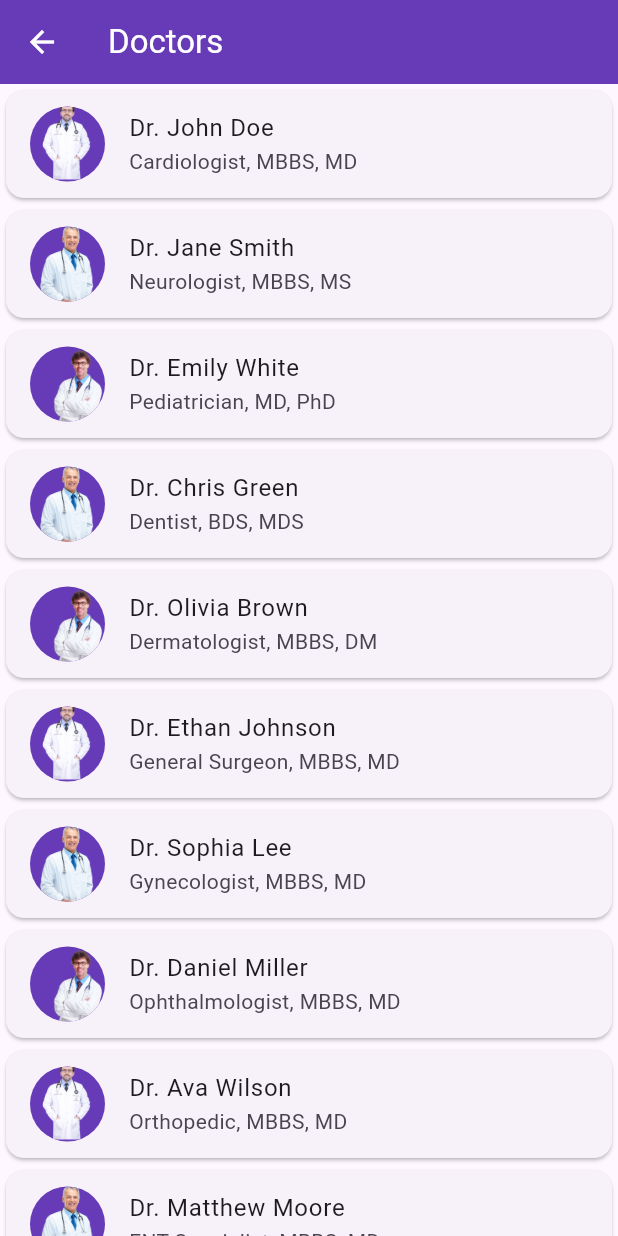
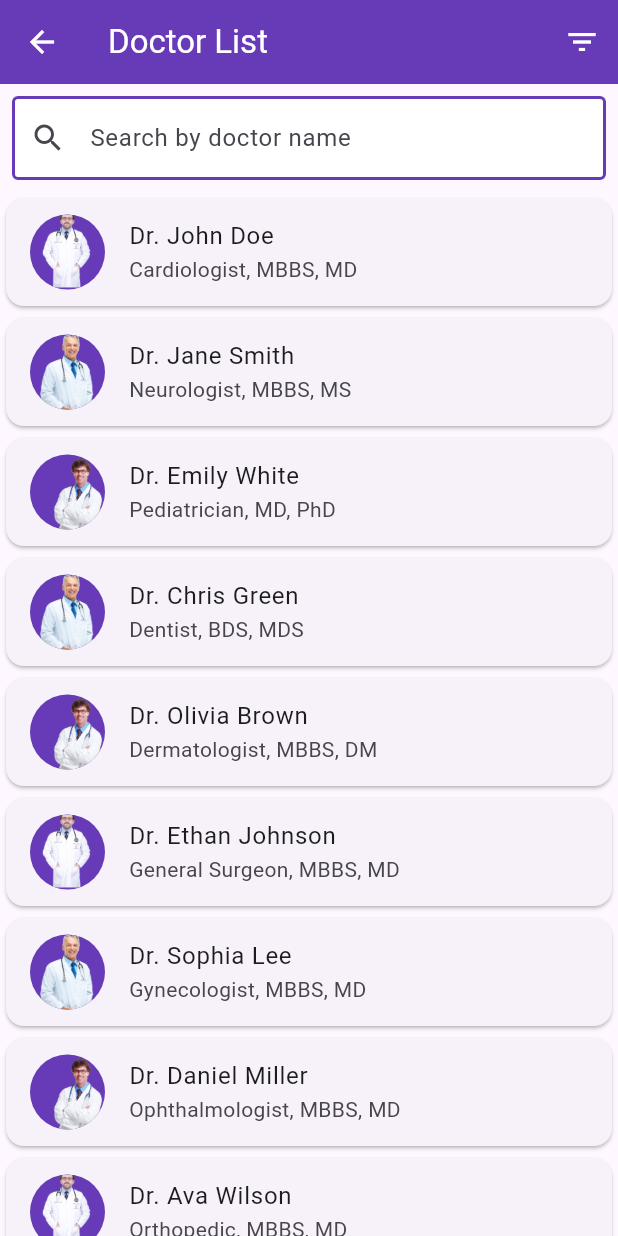
Before and after one commit to gokulvijayanand/healthcareapp, a Flutter app: the screen it shows after launch, after a tap on "Doctor", on a phone screen of 412 x 824 dp. Run offline on Flutter 3.47's test engine with Material 3 defaults, Android fonts, the phone set to English and light mode, and no system bars; our stand-ins replace lottie.

Commit message:
search bar corrected

```diff
--- a/assets/data/doctors.json
+++ b/assets/data/doctors.json
@@ -91,7 +91,7 @@
   },
   {
     "id": "11",
-    "name": "Dr. Olivia Brown",
+    "name": "Dr. Vijayanand",
     "qualification": "MBBS, DM",
     "specialization": "Dermatologist",
     "image": "assets/images/doctor_4.png",
--- a/lib/screens/doctors_list_page.dart
+++ b/lib/screens/doctors_list_page.dart
@@ -2,7 +2,7 @@ import 'dart:convert';
 import 'package:flutter/material.dart';
 import 'package:flutter/services.dart';
 import '../models/doctor.dart';
-import 'doctor_detail_page.dart'; // Ensure this import is correct
+import 'doctor_detail_page.dart'; // Ensure this import path is correct
 
 class DoctorsListPage extends StatefulWidget {
   final String? specialization;
@@ -15,17 +15,28 @@ class DoctorsListPage extends StatefulWidget {
 
 class _DoctorsListPageState extends State<DoctorsListPage> {
   List<Doctor> _doctors = [];
+  List<Doctor> _filteredDoctors = []; // For search results
+  TextEditingController _searchController = TextEditingController();
 
   @override
   void initState() {
     super.initState();
     loadDoctorsData();
+    _searchController.addListener(_onSearchChanged);
+  }
+
+  @override
+  void dispose() {
+    _searchController.dispose();
+    super.dispose();
   }
 
   Future<void> loadDoctorsData() async {
-    final String response = await rootBundle.loadString('assets/data/doctors.json');
+    final String response =
+        await rootBundle.loadString('assets/data/doctors.json');
     final List<dynamic> data = json.decode(response);
-    List<Doctor> loadedDoctors = data.map((data) => Doctor.fromJson(data)).toList();
+    List<Doctor> loadedDoctors =
+        data.map((data) => Doctor.fromJson(data)).toList();
 
     if (widget.specialization != null) {
       loadedDoctors = loadedDoctors
@@ -35,19 +46,72 @@ class _DoctorsListPageState extends State<DoctorsListPage> {
 
     setState(() {
       _doctors = loadedDoctors;
+      _filteredDoctors = loadedDoctors; // Initialize with all doctors
     });
+  }
+
+  void _onSearchChanged() {
+    _filterDoctors(_searchController.text);
+  }
+
+  void _filterDoctors(String query) {
+    final filteredDoctors = _doctors.where((doctor) {
+      final doctorNameLower = doctor.name.toLowerCase();
+      final searchLower = query.toLowerCase();
+
+      return doctorNameLower.contains(searchLower);
+    }).toList();
+
+    setState(() {
+      _filteredDoctors = filteredDoctors;
+    });
+  }
+
+  Widget _buildSearchBar() {
+    return Padding(
+      padding: const EdgeInsets.all(8.0),
+      child: TextField(
+        controller: _searchController,
+        decoration: new InputDecoration(
+          enabledBorder: const OutlineInputBorder(
+            borderSide: const BorderSide(color: Colors.deepPurple, width: 2.0),
+          ),
+          hintText: 'Search by doctor name',
+          fillColor: Colors.white,
+          filled: true,
+          prefixIcon: Icon(Icons.search),
+          border: OutlineInputBorder(
+            borderRadius: BorderRadius.circular(25.0),
+            borderSide: BorderSide.none,
+          ),
+        ),
+      ),
+    );
   }
 
   @override
   Widget build(BuildContext context) {
     return Scaffold(
       appBar: AppBar(
-        title: Text(widget.specialization ?? 'Doctors'),
+        title: Text('Doctor List'),
+        backgroundColor: Colors.deepPurple,
+        actions: <Widget>[
+          IconButton(
+            icon: Icon(Icons.filter_list, color: Colors.white),
+            onPressed: () {
+              // Implement your filter logic or show a filter dialog
+            },
           ),
-      body: ListView.builder(
-        itemCount: _doctors.length,
+        ],
+      ),
+      body: Column(
+        children: <Widget>[
+          _buildSearchBar(),
+          Expanded(
+            child: ListView.builder(
+              itemCount: _filteredDoctors.length,
               itemBuilder: (context, index) {
-          final doctor = _doctors[index];
+                final doctor = _filteredDoctors[index];
                 return Card(
                   child: ListTile(
                     leading: CircleAvatar(
@@ -55,17 +119,22 @@ class _DoctorsListPageState extends State<DoctorsListPage> {
                       radius: 25,
                       backgroundImage: AssetImage(doctor.image),
                     ),
-              //Image.asset(doctor.image, width: 50, height: 50, fit: BoxFit.cover),
                     title: Text(doctor.name),
-              subtitle: Text('${doctor.specialization}, ${doctor.qualification}'),
+                    subtitle: Text(
+                        '${doctor.specialization}, ${doctor.qualification}'),
                     onTap: () => Navigator.push(
                       context,
-                MaterialPageRoute(builder: (context) => DoctorDetailPage(doctor: doctor)),
+                      MaterialPageRoute(
+                          builder: (context) =>
+                              DoctorDetailPage(doctor: doctor)),
                     ),
                   ),
                 );
               },
             ),
+          ),
+        ],
+      ),
     );
   }
 }
```
Lines whose indentation alone changed are shown as unchanged.
